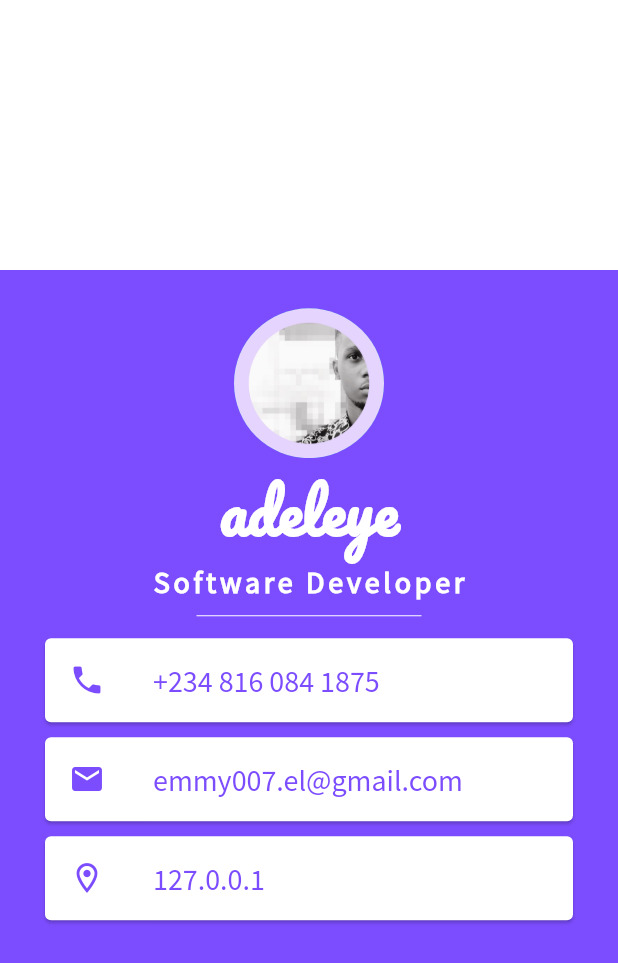
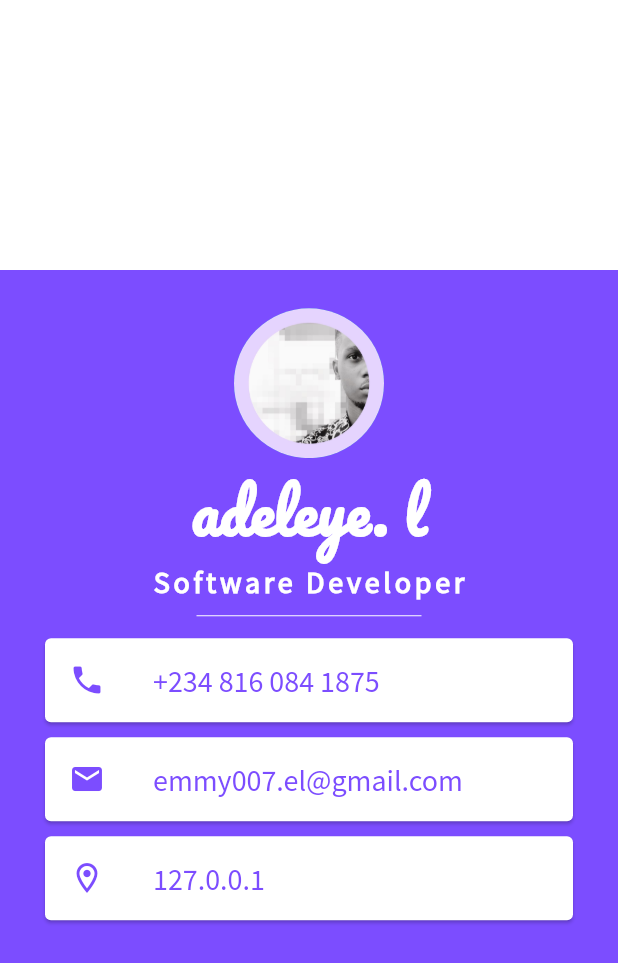
Before and after one commit to lexemmy/portfolio-app, a Flutter app: the screen it shows after launch, on a phone screen of 412 x 824 dp. Shown: the top 963 px of the screen. Run offline on Flutter 3.47's test engine with Material 2 defaults, Android fonts, the phone set to English and light mode, and no system bars.

Commit message:
final update

```diff
--- a/lib/main.dart
+++ b/lib/main.dart
@@ -28,7 +28,7 @@ class App extends StatelessWidget {
                   backgroundImage: AssetImage('images/me.jpg'),
                 ),
                 Text(
-                  'adeleye',
+                  'adeleye. l',
                   style: TextStyle(
                     fontFamily: 'Pacifico',
                     fontSize: 40.0,
```
Also changed, not shown: images/doctor.png (deleted).
